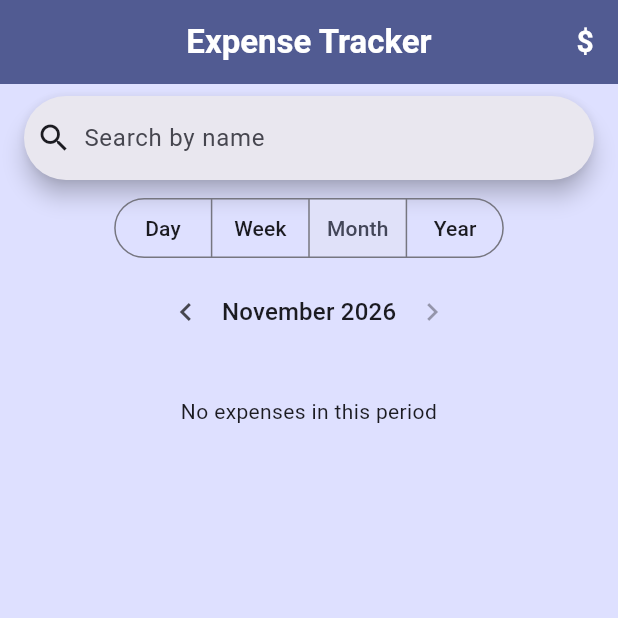
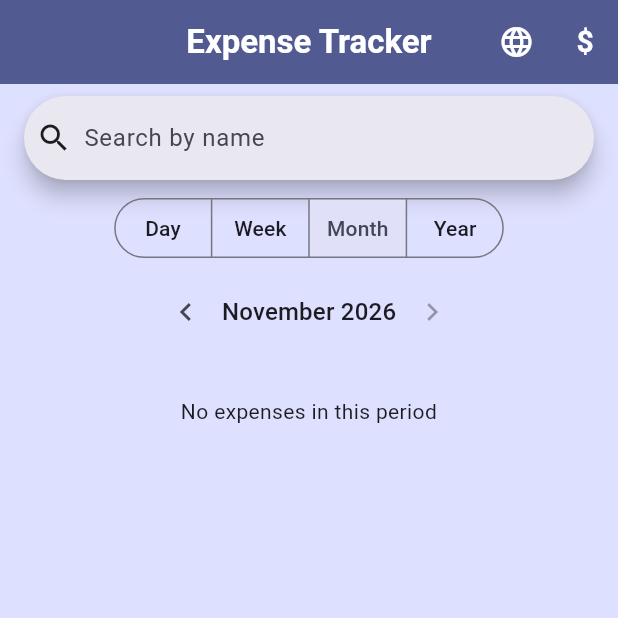
Before and after one commit to LukaMeletidi/expense_tracker, a Flutter app: the screen it shows after launch, on a phone screen of 412 x 824 dp, the top half of it. Run offline on Flutter 3.47's test engine with Material 3 defaults, Android fonts, the phone set to English and light mode, and no system bars; our stand-ins replace fl_chart, flutter_riverpod, shared_preferences, sqflite; accounts and stored records are empty.

Commit message:
Add language switcher to the app bar

```diff
--- a/lib/screens/home_screen.dart
+++ b/lib/screens/home_screen.dart
@@ -8,6 +8,7 @@ import 'package:expense_tracker/utils/group_by_date.dart';
 import 'package:expense_tracker/widgets/currency_switcher.dart';
 import 'package:expense_tracker/widgets/day_header.dart';
 import 'package:expense_tracker/widgets/dismissible_expense.dart';
+import 'package:expense_tracker/widgets/language_switcher.dart';
 import 'package:expense_tracker/widgets/period_selector.dart';
 import 'package:flutter/material.dart';
 import 'package:flutter_riverpod/flutter_riverpod.dart';
@@ -94,7 +95,7 @@ class _HomeScreenState extends ConsumerState<HomeScreen> {
     return Scaffold(
       appBar: AppBar(
         title: Text(AppLocalizations.of(context)!.appTitle),
-        actions: const [CurrencySwitcher()],
+        actions: const [LanguageSwitcher(), CurrencySwitcher()],
       ),
       body: Column(
         children: [
--- /dev/null
+++ b/lib/widgets/language_switcher.dart
@@ -0,0 +1,20 @@
+import 'package:expense_tracker/providers/locale_provider.dart';
+import 'package:flutter/material.dart';
+import 'package:flutter_riverpod/flutter_riverpod.dart';
+
+class LanguageSwitcher extends ConsumerWidget {
+  const LanguageSwitcher({super.key});
+
+  @override
+  Widget build(BuildContext context, WidgetRef ref) {
+    return PopupMenuButton<String>(
+      icon: const Icon(Icons.language),
+      onSelected: (code) =>
+          ref.read(localeSettingProvider.notifier).setLanguage(code),
+      itemBuilder: (context) => const [
+        PopupMenuItem(value: 'en', child: Text('English')),
+        PopupMenuItem(value: 'ka', child: Text('ქართული')),
+      ],
+    );
+  }
+}
```
